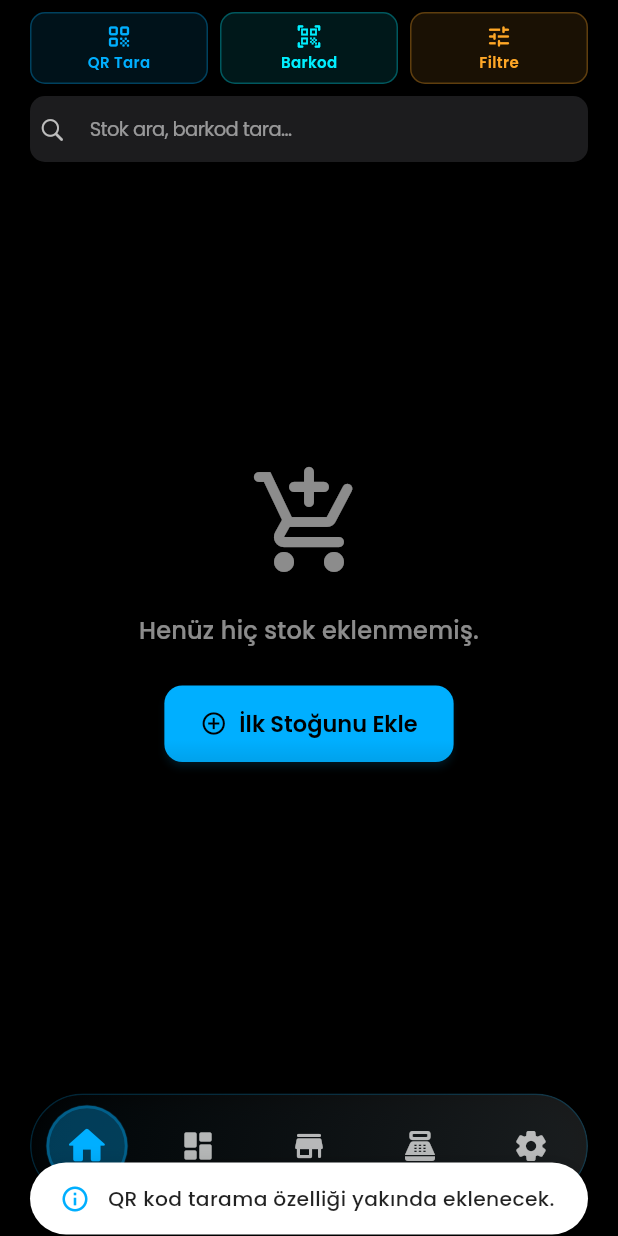
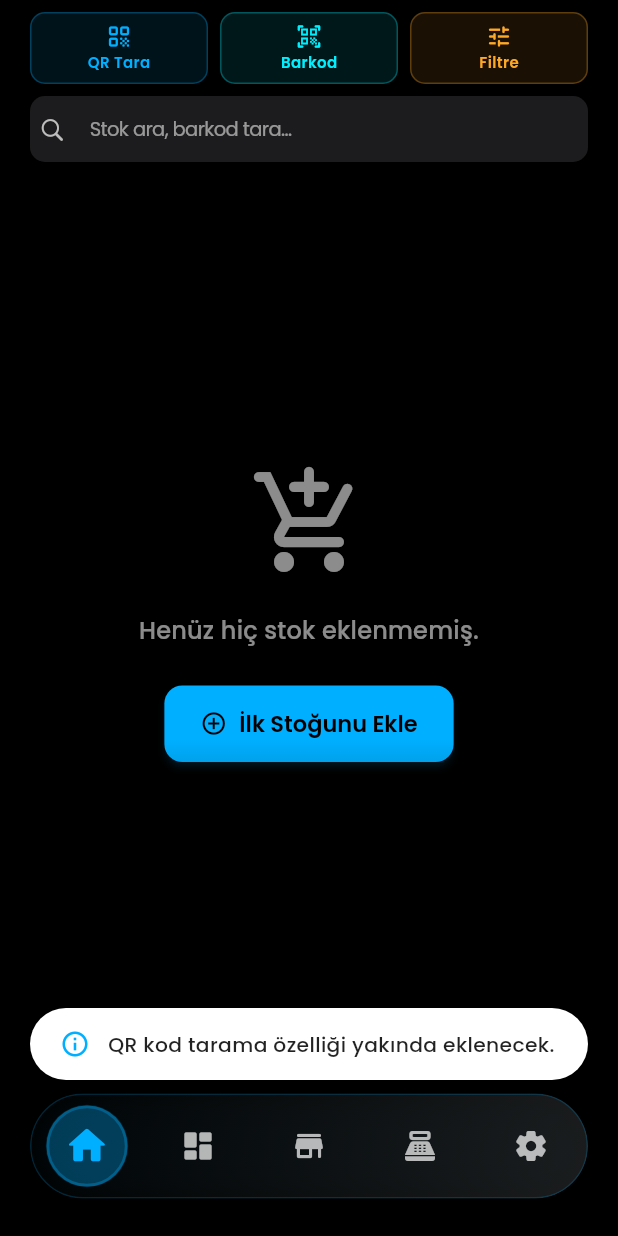
Before and after one commit to goktugyigit/easy_stock_app, a Flutter app: the screen it shows after launch, after a tap on "QR Tara", on a phone screen of 412 x 824 dp. Run offline on Flutter 3.47's test engine with Material 3 defaults, Android fonts, the light colour scheme and no system bars; drawn by our look-alikes of another_flushbar; our stand-ins replace image_picker, shared_preferences; missing offline and left inert: mobile_scanner.

Commit message:
fix bottom overflow in home page

```diff
--- a/lib/screens/home_page_with_search.dart
+++ b/lib/screens/home_page_with_search.dart
@@ -80,7 +80,9 @@ class _HomePageWithSearchState extends State<HomePageWithSearch> {
   void _showStyledFlushbar(BuildContext context, String message,
       {Widget? mainButton}) {
     // AMK 1 YAPALIM BAKALIM NE OLACAK
-    final double bottomSafeArea = MediaQuery.of(context).padding.bottom;
+    final mediaQuery = MediaQuery.of(context);
+    final double bottomSafeArea = mediaQuery.padding.bottom;
+    final double viewInsetsBottom = mediaQuery.viewInsets.bottom;
 
     Flushbar(
       messageText: Row(
@@ -104,7 +106,7 @@ class _HomePageWithSearchState extends State<HomePageWithSearch> {
       backgroundColor: Colors.white,
       borderRadius: BorderRadius.circular(30.0),
       margin: EdgeInsets.only(
-        bottom: 1.0,
+        bottom: bottomSafeArea + viewInsetsBottom + 1.0,
         left: 20.0,
         right: 20.0,
       ),
@@ -479,7 +481,9 @@ class _HomePageWithSearchState extends State<HomePageWithSearch> {
                                 : SliverPadding(
                                     padding: EdgeInsets.only(
                                       top: listItemVerticalPadding,
-                                      bottom: _totalBottomClearance + 12.0,
+                                      bottom: _totalBottomClearance +
+                                          MediaQuery.of(context).viewInsets.bottom +
+                                          12.0,
                                     ),
                                     sliver: SliverList(
                                       delegate: SliverChildBuilderDelegate(
@@ -833,10 +837,11 @@ class _HomePageWithSearchState extends State<HomePageWithSearch> {
                         ),
                       ),
                       Positioned(
-                        bottom: 0,
+                        bottom: MediaQuery.of(context).viewInsets.bottom,
                         left: 0,
                         right: 0,
-                        height: _totalBottomClearance,
+                        height:
+                            _totalBottomClearance + MediaQuery.of(context).viewInsets.bottom,
                         child: IgnorePointer(
                           ignoring: true,
                           child: Container(
```
